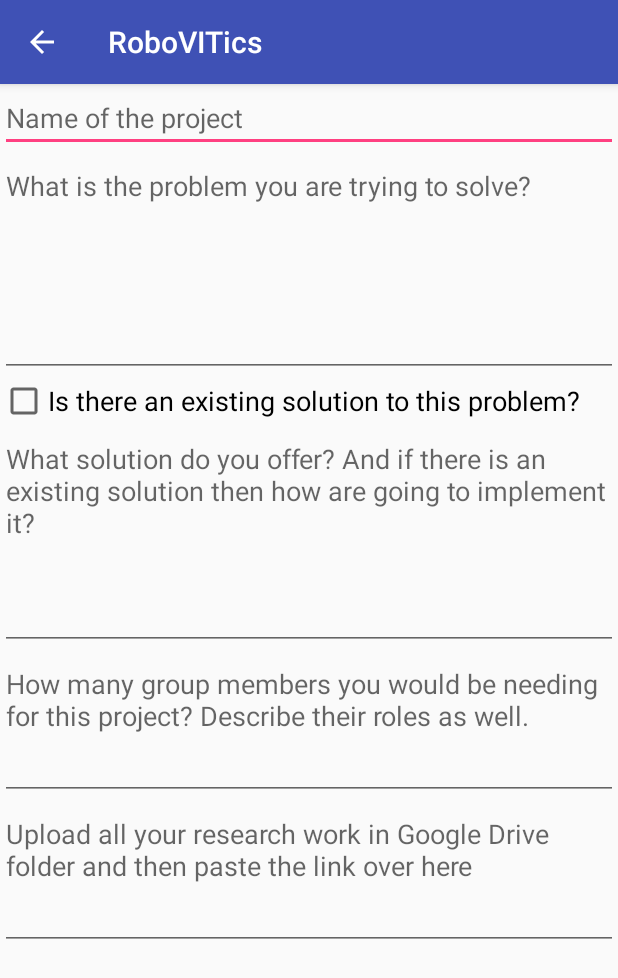
After one commit to harshitm98/RoboVITics, an Android app: the NewProjectActivity screen opened directly, with no data from a screen before it, on a phone screen of 412 x 824 dp. The commit adds this screen. Shown: the top 978 px of the screen. Run offline under Robolectric (Android 15) with nearby library versions, the phone set to English and light mode, and no system bars.

Commit message:
Layout for proposing a new project

```diff
--- a/app/build.gradle
+++ b/app/build.gradle
@@ -46,4 +46,5 @@ dependencies {
 
 
 
+
 apply plugin: 'com.google.gms.google-services'
--- a/app/src/main/AndroidManifest.xml
+++ b/app/src/main/AndroidManifest.xml
@@ -40,7 +40,14 @@
         <activity
             android:name=".Login.DetailsActivity"
             android:label="Additional details" />
-        <activity android:name=".ClubMembers.ProfileActivity"
+        <activity
+            android:name=".ClubMembers.ProfileActivity"
+            android:parentActivityName=".MainActivity">
+            <meta-data
+                android:name="android.support.PARENT_ACTIVITY"
+                android:value="com.example.android.robovitics.MainActivity" />
+        </activity>
+        <activity android:name=".ClubProject.NewProjectActivity"
             android:parentActivityName=".MainActivity">
             <meta-data
                 android:name="android.support.PARENT_ACTIVITY"
--- a/app/src/main/java/com/example/android/robovitics/ClubProject/FragmentProjects.java
+++ b/app/src/main/java/com/example/android/robovitics/ClubProject/FragmentProjects.java
@@ -1,11 +1,13 @@
 package com.example.android.robovitics.ClubProject;
 
+import android.content.Intent;
 import android.os.Bundle;
 import android.support.annotation.Nullable;
 import android.support.v4.app.Fragment;
 import android.view.LayoutInflater;
 import android.view.View;
 import android.view.ViewGroup;
+import android.widget.Button;
 
 import com.example.android.robovitics.R;
 
@@ -14,6 +16,9 @@ import com.example.android.robovitics.R;
  */
 
 public class FragmentProjects extends Fragment {
+
+    private Button proposeNewProject;
+
     @Nullable
     @Override
     public View onCreateView(LayoutInflater inflater, @Nullable ViewGroup container, @Nullable Bundle savedInstanceState) {
@@ -25,5 +30,14 @@ public class FragmentProjects extends Fragment {
         super.onViewCreated(view, savedInstanceState);
         getActivity().setTitle("Projects");
 
+        proposeNewProject = (Button)view.findViewById(R.id.propose_new_project);
+        proposeNewProject.setOnClickListener(new View.OnClickListener() {
+            @Override
+            public void onClick(View view) {
+                Intent intent = new Intent(getContext(),NewProjectActivity.class);
+                startActivity(intent);
+            }
+        });
+
     }
 }
--- /dev/null
+++ b/app/src/main/java/com/example/android/robovitics/ClubProject/NewProjectActivity.java
@@ -0,0 +1,15 @@
+package com.example.android.robovitics.ClubProject;
+
+import android.support.v7.app.AppCompatActivity;
+import android.os.Bundle;
+
+import com.example.android.robovitics.R;
+
+public class NewProjectActivity extends AppCompatActivity {
+
+    @Override
+    protected void onCreate(Bundle savedInstanceState) {
+        super.onCreate(savedInstanceState);
+        setContentView(R.layout.activity_new_project);
+    }
+}
--- /dev/null
+++ b/app/src/main/res/layout/activity_new_project.xml
@@ -0,0 +1,55 @@
+<?xml version="1.0" encoding="utf-8"?>
+<ScrollView xmlns:android="http://schemas.android.com/apk/res/android"
+    xmlns:app="http://schemas.android.com/apk/res-auto"
+    xmlns:tools="http://schemas.android.com/tools"
+    android:layout_width="match_parent"
+    android:layout_height="match_parent"
+    tools:context="com.example.android.robovitics.ClubProject.NewProjectActivity">
+
+    <LinearLayout
+        android:layout_width="match_parent"
+        android:layout_height="match_parent"
+        android:orientation="vertical">
+
+        <EditText
+            android:id="@+id/propose_new_name"
+            android:layout_width="match_parent"
+            android:layout_height="wrap_content"
+            android:hint="Name of the project"/>
+
+        <EditText
+            android:id="@+id/propose_new_problem_statement"
+            android:layout_width="match_parent"
+            android:layout_height="150dp"
+            android:gravity="start"
+            android:hint="What is the problem you are trying to solve? "/>
+
+        <CheckBox
+            android:layout_width="wrap_content"
+            android:layout_height="wrap_content"
+            android:text="Is there an existing solution to this problem?"
+            android:textSize="18sp"/>
+
+        <EditText
+            android:id="@+id/propose_new_solution_offered"
+            android:layout_width="match_parent"
+            android:layout_height="150dp"
+            android:gravity="start"
+            android:hint="What solution do you offer? And if there is an existing solution then how are going to implement it?"/>
+
+        <EditText
+            android:id="@+id/propose_new_members_required"
+            android:layout_width="match_parent"
+            android:layout_height="100dp"
+            android:gravity="start"
+            android:hint="How many group members you would be needing for this project? Describe their roles as well."/>
+
+        <EditText
+            android:id="@+id/propose_research_work"
+            android:layout_width="match_parent"
+            android:layout_height="100dp"
+            android:gravity="start"
+            android:hint="Upload all your research work in Google Drive folder and then paste the link over here"/>
+    </LinearLayout>
+
+</ScrollView>
--- a/app/src/main/res/layout/fragment_projects.xml
+++ b/app/src/main/res/layout/fragment_projects.xml
@@ -13,6 +13,7 @@
         android:layout_weight="1">
 
         <Button
+            android:id="@+id/current_projects"
             android:layout_width="match_parent"
             android:layout_height="wrap_content"
             android:padding="32dp"
@@ -27,6 +28,7 @@
         android:layout_weight="1">
 
         <Button
+            android:id="@+id/proposed_projects"
             android:layout_width="match_parent"
             android:layout_height="wrap_content"
             android:padding="32dp"
@@ -41,6 +43,7 @@
         android:layout_weight="1">
 
         <Button
+            android:id="@+id/propose_new_project"
             android:layout_width="match_parent"
             android:layout_height="wrap_content"
             android:padding="32dp"
```
